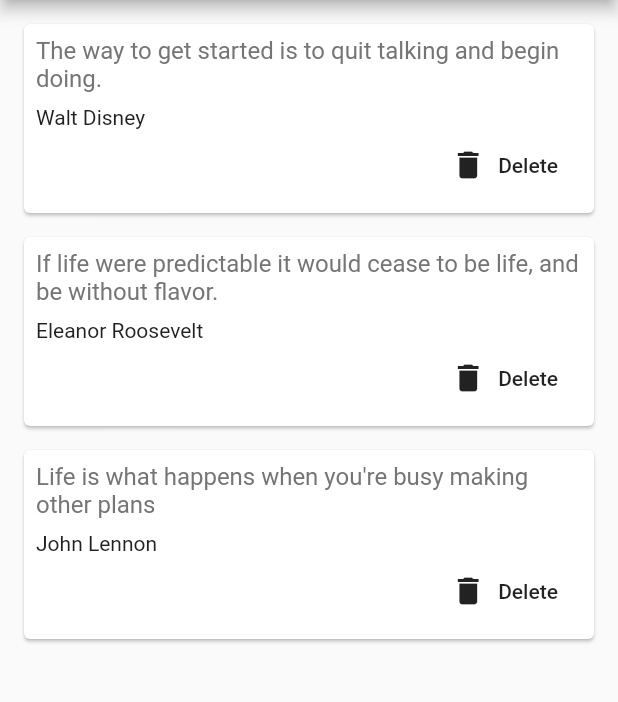
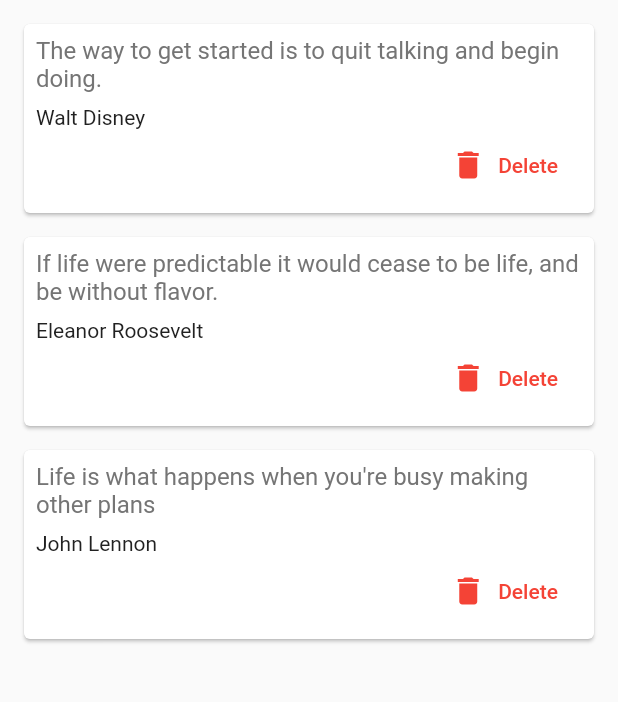
Before and after one commit to devnizamuddin/quote_app, a Flutter app: the screen it shows after launch, after a tap on "Delete", on a phone screen of 412 x 824 dp, the part 84-786 px from its top. Run offline on Flutter 3.47's test engine with Material 2 defaults, Android fonts, the phone set to English and light mode, and no system bars.

Commit message:
add color

```diff
--- a/lib/main.dart
+++ b/lib/main.dart
@@ -5,7 +5,7 @@ import 'package:quote_app/quote_card.dart';
 void main() {
   runApp(MaterialApp(
     debugShowCheckedModeBanner: false,
-    home: QuoteList(),
+    home: QuoteList(), //run a stateful widget
   ));
 }
 
@@ -15,6 +15,7 @@ class QuoteList extends StatefulWidget {
 }
 
 class _QuoteListState extends State<QuoteList> {
+  //list of quote of different person in the world
   List<Quote> quotes = [
     Quote(
         text:
@@ -37,15 +38,22 @@ class _QuoteListState extends State<QuoteList> {
     return Scaffold(
       appBar: AppBar(
         backgroundColor: Colors.blue,
+        brightness: Brightness.dark,
+        //app bar shadow
+        elevation: 0,
         title: Text("Beautiful Quote"),
         centerTitle: true,
       ),
       body: Column(
-          children: quotes.map((quote) => QuoteCard(quote, () {
-            setState(() {
-              quotes.remove(quote);
-            });
-          })).toList()),
+        //map quotes and get single quote and app in quoteCard
+          children: quotes
+              .map((quote) => QuoteCard(quote, () {
+                    //passing function
+                    setState(() {
+                      quotes.remove(quote);
+                    });
+                  }))
+              .toList()),
     );
   }
 }
--- a/lib/quote_card.dart
+++ b/lib/quote_card.dart
@@ -34,8 +34,8 @@ class QuoteCard extends StatelessWidget {
               children: [
                 FlatButton.icon(
                   onPressed: delete,
-                  label: Text("Delete"),
-                  icon: Icon(Icons.delete),
+                  label: Text("Delete",style: TextStyle(color: Colors.red),),
+                  icon: Icon(Icons.delete,color: Colors.red,),
                 ),
               ],
             )
```
Also changed, not shown: pubspec.lock.
